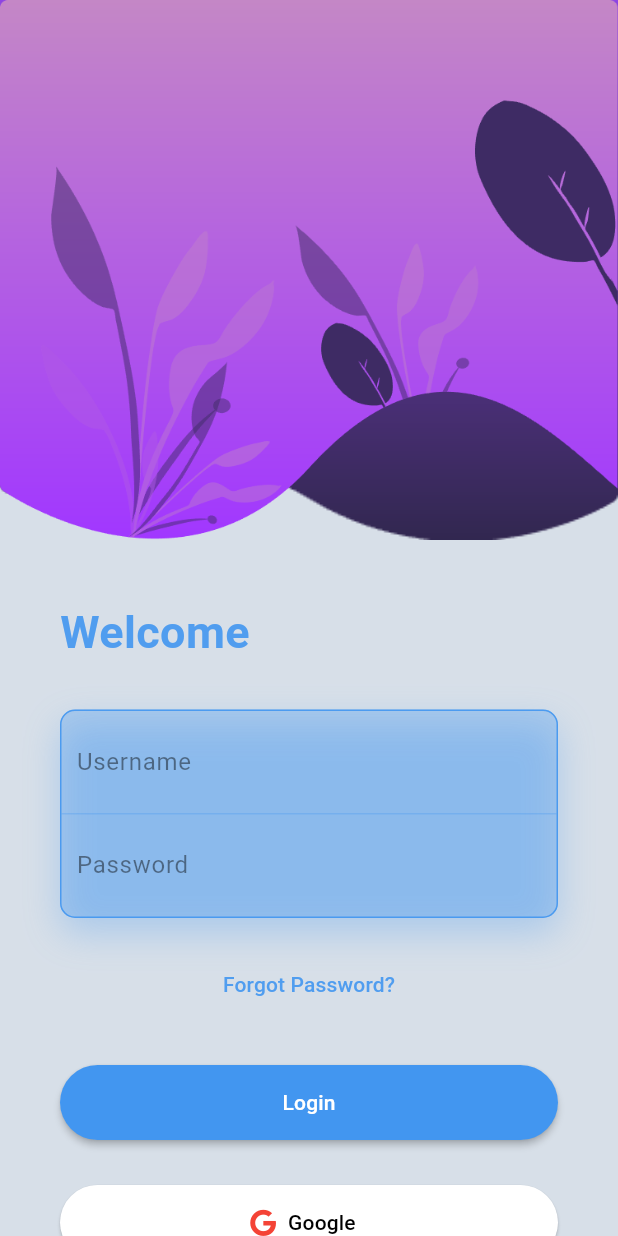
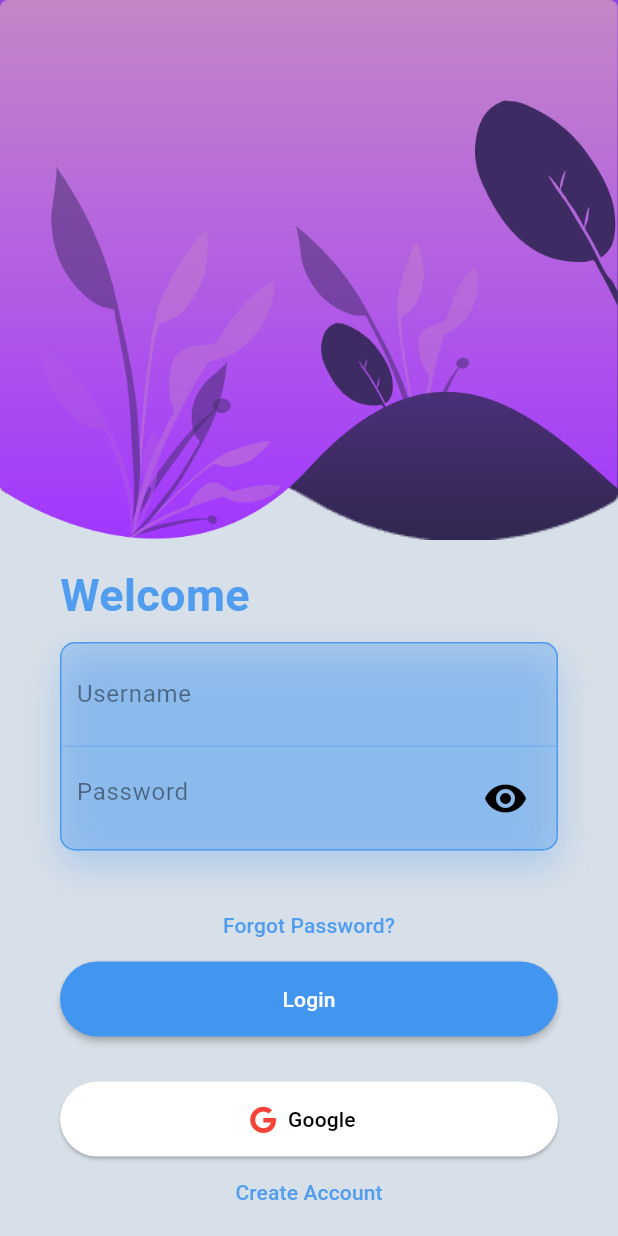
Before and after one commit to KeroLosMina15/projectApp1.0, a Flutter app: the screen it shows after launch, after a tap on "Forgot Password?", on a phone screen of 412 x 824 dp. Run offline on Flutter 3.47's test engine with Material 3 defaults, Android fonts, the phone set to English and light mode, and no system bars; our stand-ins replace firebase_auth, firebase_core, font_awesome_flutter, google_sign_in, lottie, video_player; missing offline and left inert: appinio_video_player; accounts and stored records are empty.

Commit message:
update login pass

```diff
--- a/lib/register.dart
+++ b/lib/register.dart
@@ -497,7 +497,11 @@ class log extends StatefulWidget{
   login createState() => login();
 }
 class login extends State<log>{
-  String? _e,_p;
+  String? _e,_p,mass='';
+  bool et=true;
+  int eye=0;
+  List ic=[Icon(Icons.remove_red_eye_sharp),
+    Icon(Icons.remove_red_eye_outlined)];
   @override
   Widget build(BuildContext context) {
     final width = MediaQuery.of(context).size.width;
@@ -508,7 +512,7 @@ class login extends State<log>{
           crossAxisAlignment: CrossAxisAlignment.start,
           children: <Widget>[
             Container(
-              height: 400,
+              height: 375,
               child: Stack(
                 children: <Widget>[
                   Positioned(
@@ -545,7 +549,7 @@ class login extends State<log>{
                 crossAxisAlignment: CrossAxisAlignment.start,
                 children: <Widget>[
                   Text("Welcome", style: TextStyle(color: Color.fromRGBO(66, 150, 240, 0.9), fontWeight: FontWeight.bold, fontSize: 30),),
-                  SizedBox(height: 30,),
+                  SizedBox(height: 10,),
                   Container(
                     decoration: BoxDecoration(
                         borderRadius: BorderRadius.circular(10),
@@ -584,11 +588,24 @@ class login extends State<log>{
                           Container(
                               padding: EdgeInsets.all(10),
                              child: TextField(
-                            obscureText: true,
+                               obscureText: et,
                                decoration: InputDecoration(
                                    border: InputBorder.none,
                                    hintText: "Password",
-                                hintStyle: TextStyle(color: Colors.black45)
+                                   hintStyle: TextStyle(color: Colors.black45),
+                                   suffixIcon: IconButton(color: Colors.black,
+                                     onPressed: () {
+                                     setState(() {
+                                     if(et==true){
+                                       et=false;
+                                       eye=1;
+                                     }else{
+                                       et=true;
+                                       eye=0;
+                                     }
+                                     });
+                                   },
+                                     icon:ic[eye],iconSize: 30,)
                              ),
                                onChanged: (value){
                                  setState(() {
@@ -596,23 +613,35 @@ class login extends State<log>{
                                  });
                                },
                              ),
-                        )
+
+                          ),
+
                       ],
                     ),
                   ),
-                  SizedBox(height: 20,),
-
+                  SizedBox(height: 5,),
+                  Center(child: Text(mass!,style:
+                  TextStyle(color: Color.fromRGBO(66, 150, 240, 0.9)))),
                   Center(child: TextButton(onPressed: () {
-                  }, child: Text("Forgot Password?", style: TextStyle(color: Color.fromRGBO(66, 150, 240, 0.9)),))),
-
-                  SizedBox(height: 30,),
+                  }, child: Text("Forgot Password?",
+                    style: TextStyle(color: Color.fromRGBO(66, 150, 240, 0.9)),))),
 
                    MaterialButton(
                     onPressed: () {
+                      if(this._e=='admin' && this._p=='admin' ){
+                        setState(() {
+                        mass='';});
                         Navigator.push(
                           context,
                           CupertinoPageRoute(builder: (context) => ss()),
                         );
+
+                      }else{
+                        setState(() {
+                          mass='Not Found Email or your Password is wrong';
+                        });
+                      }
+
                     }, color: Color.fromRGBO(66, 150, 240, 1),
                     shape: RoundedRectangleBorder(
                       borderRadius: BorderRadius.circular(50),
@@ -639,14 +668,15 @@ class login extends State<log>{
 
                     },
                   ),
-                  SizedBox(height: 30,),
-
                   Center(child: TextButton(onPressed: () {
                     Navigator.push(
                       context,
                       CupertinoPageRoute(builder: (context) => rr()),
                     );
-                  }, child: Text("Create Account", style: TextStyle(color: Color.fromRGBO(66, 110, 240, 0.9)),))),
+                  }, child: Text("Create Account",
+                    style: TextStyle(color: Color.fromRGBO(66, 150, 240, 0.9)),))),
+
+
                 ],
               ),
             )
```
Lines whose indentation alone changed are shown as unchanged.
